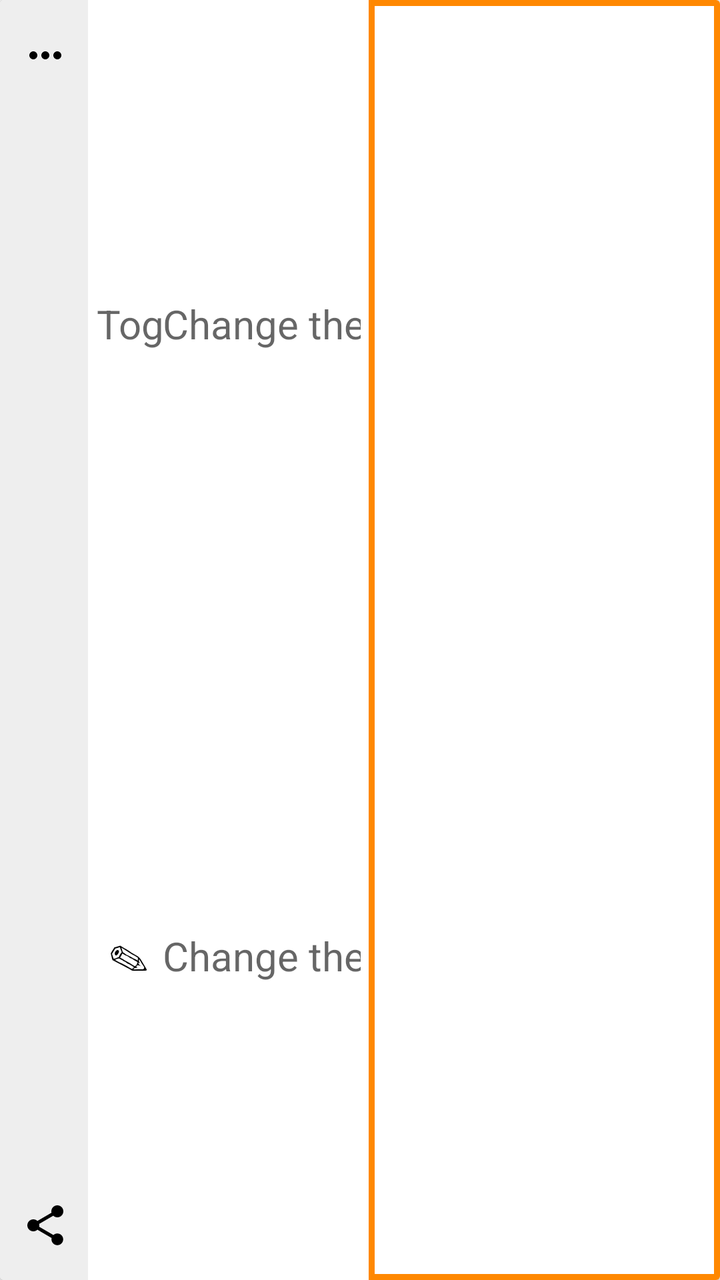
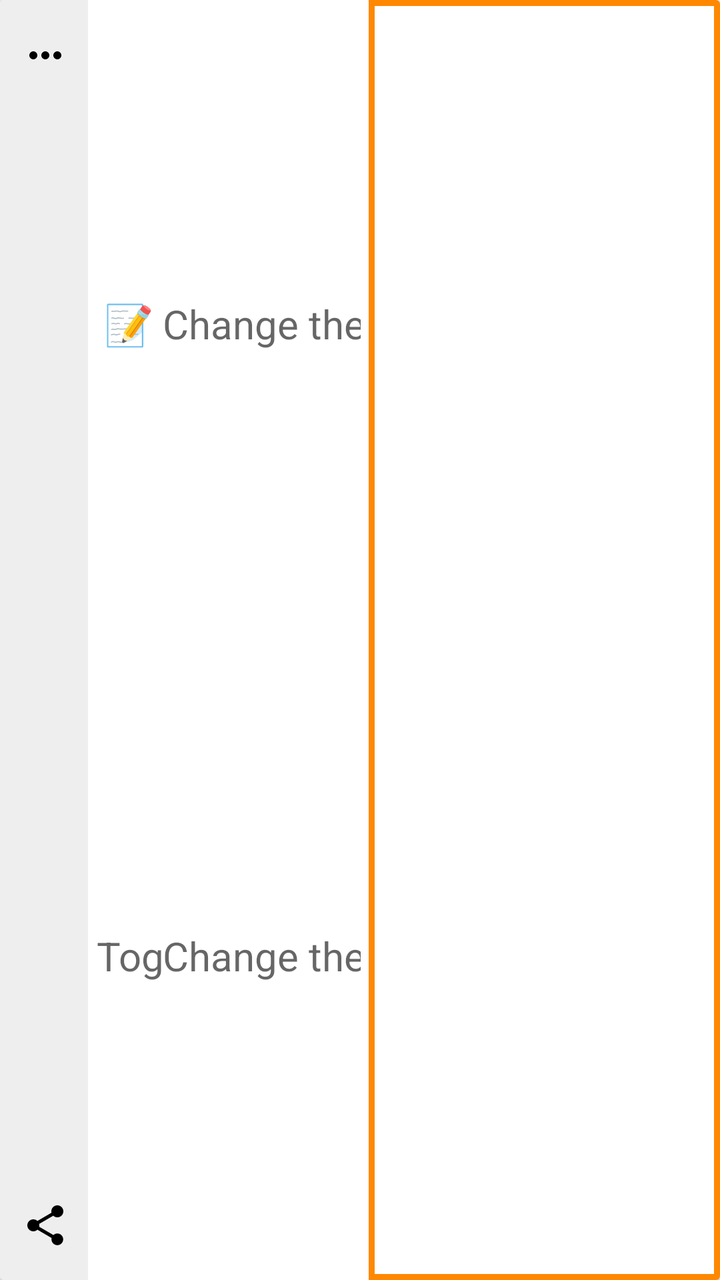

An Android layout rendered at two revisions. The XML below is the earlier revision; the diff shows what the commit changed to produce the second picture.
<!-- AndroidManifest.xml: application theme AppTheme -->
<!-- res/layout/item_journal.xml -->
<?xml version="1.0" encoding="utf-8"?>
<androidx.cardview.widget.CardView
    xmlns:android="http://schemas.android.com/apk/res/android"
    android:id="@+id/record_item_view"
    android:layout_width="match_parent"
    android:layout_height="90dp"
    android:layout_marginLeft="8dp"
    android:layout_marginRight="8dp"
    android:layout_marginTop="4dp"
    android:layout_marginBottom="4dp">

    <LinearLayout
        android:layout_width="match_parent"
        android:layout_height="match_parent"
        android:orientation="horizontal"
        android:baselineAligned="false">

        <FrameLayout
            android:layout_width="44dp"
            android:layout_height="match_parent"
            android:paddingTop="15dp"
            android:paddingBottom="15dp"
            android:paddingStart="10dp"
            android:background="@color/colorChalk"
            android:orientation="vertical"
            android:clickable="true"
            android:focusable="true">

            <ImageButton
                android:id="@+id/record_contact_button"
                android:layout_width="25dp"
                android:layout_height="25dp"
                android:layout_gravity="top"
                android:background="@color/colorChalk"
                android:src="@drawable/ic_baseline_more_horiz_24px"
                android:contentDescription="@string/description_decrement_percentage_text"/>

            <ImageButton
                android:id="@+id/record_share_button"
                android:layout_width="25dp"
                android:layout_height="25dp"
                android:layout_gravity="bottom"
                android:background="@color/colorChalk"
                android:src="@drawable/ic_menu_share"
                android:contentDescription="@string/description_decrement_percentage_text"/>

        </FrameLayout>

        <LinearLayout
            android:id="@+id/record_stats_view"
            android:layout_width="0dp"
            android:layout_height="match_parent"
            android:layout_weight=".4"
            android:padding="4dp"
            android:orientation="vertical"
            android:gravity="end"
            android:clickable="true"
            android:focusable="true">

            <LinearLayout
                android:layout_width="match_parent"
                android:layout_height="0dp"
                android:layout_weight=".5"
                android:orientation="horizontal"
                android:layout_gravity="center"
                android:gravity="center">

                <TextView
                    android:id="@+id/record_type_text"
                    android:layout_width="0dp"
                    android:layout_height="match_parent"
                    android:layout_weight=".25"
                    android:background="#fff"
                    android:textSize="@dimen/text_size_paragraph_title"
                    android:textColor="#000"
                    android:gravity="center"
                    android:inputType="numberDecimal"
                    android:imeOptions="actionDone"
                    android:importantForAutofill="no"
                    android:hint="Toggle the type of this record"/>

                <TextView
                    android:id="@+id/record_time_text"
                    android:layout_width="0dp"
                    android:layout_height="match_parent"
                    android:layout_weight=".75"
                    android:background="#fff"
                    android:textSize="@dimen/text_size_paragraph_title"
                    android:textColor="#000"
                    android:gravity="center"
                    android:inputType="numberDecimal"
                    android:imeOptions="actionDone"
                    android:importantForAutofill="no"
                    android:hint="Change the date of this record"/>

            </LinearLayout>

            <LinearLayout
                android:layout_width="match_parent"
                android:layout_height="0dp"
                android:layout_weight=".5"
                android:orientation="horizontal"
                android:layout_gravity="center"
                android:gravity="center">

                <TextView
                    android:id="@+id/record_memo_text"
                    android:layout_width="0dp"
                    android:layout_height="match_parent"
                    android:layout_weight=".25"
                    android:background="#fff"
                    android:textSize="@dimen/text_size_paragraph_title"
                    android:textColor="#000"
                    android:gravity="center"
                    android:text="✎"
                    android:inputType="numberDecimal"
                    android:imeOptions="actionDone"
                    android:importantForAutofill="no"
                    android:hint="Toggle the type of this record"/>

                <EditText
                    android:id="@+id/record_amount_text"
                    android:layout_width="0dp"
                    android:layout_height="match_parent"
                    android:layout_weight=".75"
                    android:background="#fff"
                    android:textSize="@dimen/text_size_paragraph_title"
                    android:textColor="#000"
                    android:gravity="center"
                    android:inputType="numberDecimal"
                    android:imeOptions="actionDone"
                    android:importantForAutofill="no"
                    android:hint="Change the amount of this record"/>

            </LinearLayout>

        </LinearLayout>

        <FrameLayout
            android:id="@+id/record_text_view"
            android:layout_width="0dp"
            android:layout_height="match_parent"
            android:layout_weight=".5"
            android:padding="3dp"
            android:background="@color/colorHeat">

            <LinearLayout xmlns:android="http://schemas.android.com/apk/res/android"
                android:layout_width="match_parent"
                android:layout_height="match_parent"
                android:padding="2dp"
                android:background="#fff"
                android:orientation="vertical"
                android:layout_gravity="start|center_vertical">

                <LinearLayout
                    android:layout_width="match_parent"
                    android:layout_height="0dp"
                    android:layout_weight=".7">

                    <TextView
                        android:id="@+id/record_primary"
                        android:layout_width="0dp"
                        android:layout_height="match_parent"
                        android:layout_weight=".9"
                        android:layout_margin="4dp"
                        android:textSize="@dimen/text_size_paragraph_title"
                        android:textAppearance="?attr/textAppearanceListItem" />

                    <CheckBox
                        android:id="@+id/record_type"
                        android:layout_width="5dp"
                        android:layout_height="5dp"
                        android:layout_margin="2dp"
                        android:checked="false" />

                </LinearLayout>

                <TextView
                    android:id="@+id/record_secondary"
                    android:layout_width="wrap_content"
                    android:layout_height="0dp"
                    android:layout_weight=".3"
                    android:layout_marginStart="4dp"
                    android:textSize="@dimen/text_size_paragraph"
                    android:textAppearance="?attr/textAppearanceListItem" />

            </LinearLayout>

        </FrameLayout>

    </LinearLayout>

</androidx.cardview.widget.CardView>
<!-- resources referenced by this layout -->
<resources>
  <color name="colorChalk">#EEE</color>
  <color name="colorHeat">#FF8800</color>
  <dimen name="text_size_paragraph">16sp</dimen>
  <dimen name="text_size_paragraph_title">20sp</dimen>
  <!-- drawable ic_baseline_more_horiz_24px (drawable) -->
  <vector xmlns:android="http://schemas.android.com/apk/res/android"
      android:width="24dp"
      android:height="24dp"
      android:viewportWidth="24"
      android:viewportHeight="24">
    <path
        android:fillColor="#FF000000"
        android:pathData="M6,10c-1.1,0 -2,0.9 -2,2s0.9,2 2,2 2,-0.9 2,-2 -0.9,-2 -2,-2zM18,10c-1.1,0 -2,0.9 -2,2s0.9,2 2,2 2,-0.9 2,-2 -0.9,-2 -2,-2zM12,10c-1.1,0 -2,0.9 -2,2s0.9,2 2,2 2,-0.9 2,-2 -0.9,-2 -2,-2z"/>
  </vector>
  <!-- drawable ic_menu_share (drawable-v21) -->
  <vector xmlns:android="http://schemas.android.com/apk/res/android"
      android:width="24dp"
      android:height="24dp"
      android:viewportHeight="24.0"
      android:viewportWidth="24.0">
      <path
          android:fillColor="#FF000000"
          android:pathData="M18,16.08c-0.76,0 -1.44,0.3 -1.96,0.77L8.91,12.7c0.05,-0.23 0.09,-0.46 0.09,-0.7s-0.04,-0.47 -0.09,-0.7l7.05,-4.11c0.54,0.5 1.25,0.81 2.04,0.81 1.66,0 3,-1.34 3,-3s-1.34,-3 -3,-3 -3,1.34 -3,3c0,0.24 0.04,0.47 0.09,0.7L8.04,9.81C7.5,9.31 6.79,9 6,9c-1.66,0 -3,1.34 -3,3s1.34,3 3,3c0.79,0 1.5,-0.31 2.04,-0.81l7.12,4.16c-0.05,0.21 -0.08,0.43 -0.08,0.65 0,1.61 1.31,2.92 2.92,2.92 1.61,0 2.92,-1.31 2.92,-2.92s-1.31,-2.92 -2.92,-2.92z" />
  </vector>
  <string name="description_decrement_percentage_text">Press this button to decrease the percentage of your total donation amount to be allocated to this charity on each converted smile or stride</string>
  <style name="AppTheme" parent="Theme.AppCompat.Light.DarkActionBar">
          <item name="colorPrimary">@color/colorPrimary</item>
          <item name="colorPrimaryDark">@color/colorPrimaryDark</item>
          <item name="colorAccent">@color/colorAccent</item>
          <item name="popupMenuStyle">@style/AppTheme.PopupOverlay</item>
      </style>
  <color name="colorPrimary">#00B0FF</color>
  <color name="colorPrimaryDark">#0081CB</color>
  <color name="colorAccent">#F7BA28</color>
  <style name="AppTheme.PopupOverlay" parent="@android:style/Widget.PopupMenu">
          <item name="android:background">@color/colorPrimary</item>
      </style>
</resources>

<!-- the commit's change to res/layout/item_journal.xml (unified diff, before → after) -->
@@ -66,7 +66,7 @@
                 android:gravity="center">
 
                 <TextView
-                    android:id="@+id/record_type_text"
+                    android:id="@+id/record_memo_text"
                     android:layout_width="0dp"
                     android:layout_height="match_parent"
                     android:layout_weight=".25"
@@ -74,6 +74,7 @@
                     android:textSize="@dimen/text_size_paragraph_title"
                     android:textColor="#000"
                     android:gravity="center"
+                    android:text="📝"
                     android:inputType="numberDecimal"
                     android:imeOptions="actionDone"
                     android:importantForAutofill="no"
@@ -95,6 +96,7 @@
 
             </LinearLayout>
 
+
             <LinearLayout
                 android:layout_width="match_parent"
                 android:layout_height="0dp"
@@ -104,7 +106,7 @@
                 android:gravity="center">
 
                 <TextView
-                    android:id="@+id/record_memo_text"
+                    android:id="@+id/record_type_text"
                     android:layout_width="0dp"
                     android:layout_height="match_parent"
                     android:layout_weight=".25"
@@ -112,7 +114,6 @@
                     android:textSize="@dimen/text_size_paragraph_title"
                     android:textColor="#000"
                     android:gravity="center"
-                    android:text="✎"
                     android:inputType="numberDecimal"
                     android:imeOptions="actionDone"
                     android:importantForAutofill="no"
